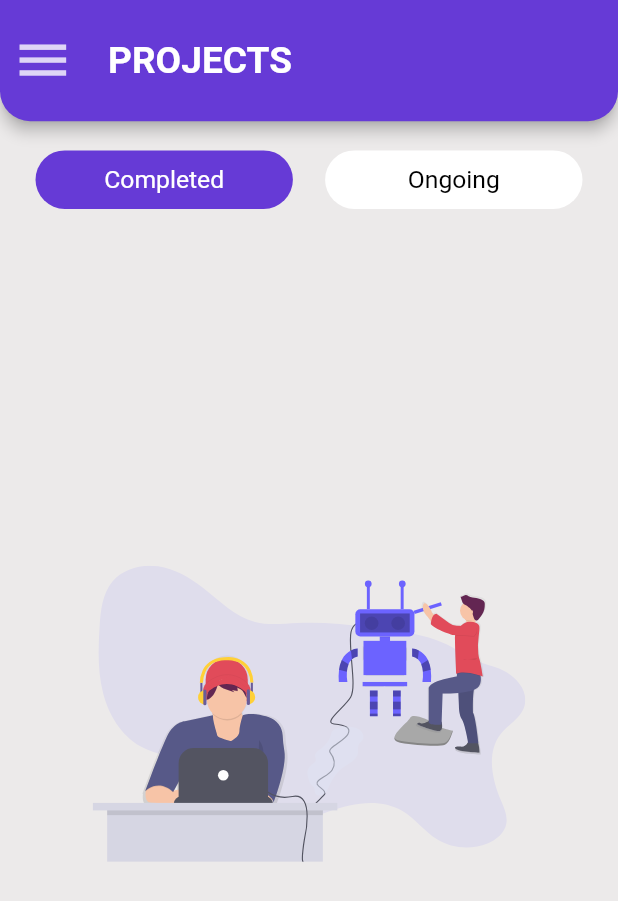
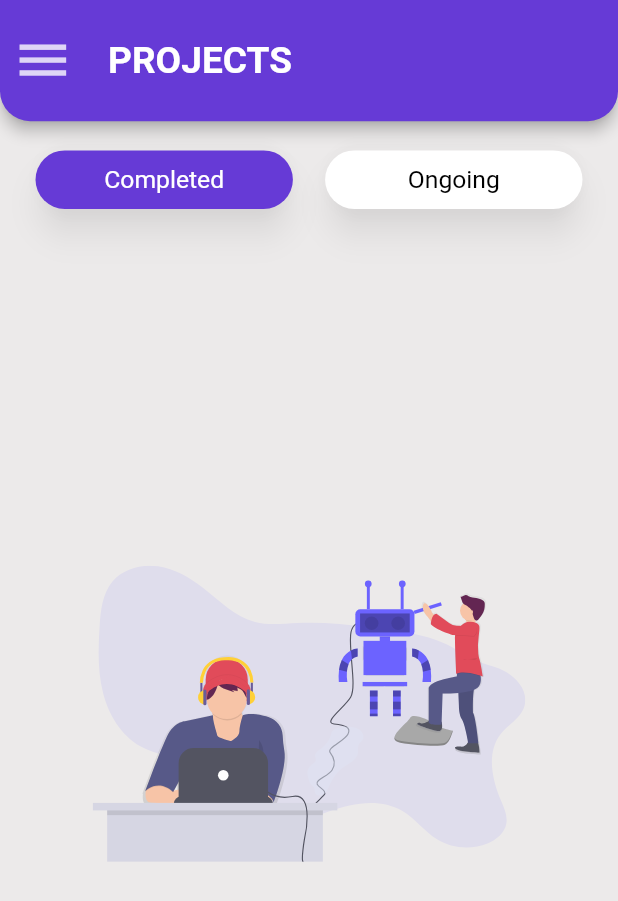
Before and after one commit to open-roboclub/roboclub-flutter, a Flutter app: the ProjectScreen screen opened directly, on a phone screen of 412 x 824 dp. Shown: the top 901 px of the screen. Run offline on Flutter 3.47's test engine with Material 2 defaults, Android fonts, the phone set to English and light mode, and no system bars; our stand-ins replace cached_network_image, carousel_slider, cloud_firestore, date_format, device_info, file_picker and 11 more; accounts and stored records are empty; network calls fail; Roboto replaces fonts that are missing (Signatra).

Commit message:
slight changes

```diff
--- a/lib/forms/event.dart
+++ b/lib/forms/event.dart
@@ -358,7 +358,7 @@ class _EventFormState extends State<EventForm> {
                           lastDate: DateTime(2030),
                         );
                         DateFormat formatter =
-                            DateFormat("yyyy-MM-dd hh:mm:ss");
+                            DateFormat("yyyy-MM-dd");
                         String formatted = formatter.format(dateTime);
                         print(formatted);
                         date.text = formatted;
--- a/lib/forms/notifications.dart
+++ b/lib/forms/notifications.dart
@@ -256,7 +256,7 @@ class _NotificationFormState extends State<NotificationForm> {
                               title: _title,
                               msg: _msg,
                               link: _link,
-                              date: DateFormat("yyyy-MM-dd hh:mm:ss")
+                              date: DateFormat("yyyy-MM-dd HH:mm:ss")
                                   .format(DateTime.now()));
 
                           print("saved");
--- a/lib/forms/profile.dart
+++ b/lib/forms/profile.dart
@@ -463,7 +463,7 @@ class _ProfileFormState extends State<ProfileForm> {
                       textCapitalization: TextCapitalization.words,
                       initialValue: _user.interests,
                       maxLines: null,
-                      maxLength: 500,
+                      maxLength: 200,
                       maxLengthEnforced: true,
                       style: TextStyle(
                         color: Colors.purple[200],
--- a/lib/screens/project_screen.dart
+++ b/lib/screens/project_screen.dart
@@ -91,7 +91,12 @@ class _ProjectScreenState extends State<ProjectScreen> {
                   child: Row(
                     mainAxisAlignment: MainAxisAlignment.spaceEvenly,
                     children: [
-                      FlatButton(
+                      PhysicalModel(
+                        color: Colors.transparent,
+                        shadowColor: Colors.black.withOpacity(0.3),
+                        borderRadius: BorderRadius.all(Radius.circular(50)),
+                        elevation: 8.0,
+                        child: FlatButton(
                           child: Container(
                             padding: EdgeInsets.all(10),
                             width: vpW * 0.3,
@@ -113,10 +118,16 @@ class _ProjectScreenState extends State<ProjectScreen> {
                             })
                           },
                         ),
+                      ),
                       SizedBox(
                         width: vpW * 0.01,
                       ),
-                      FlatButton(
+                      PhysicalModel(
+                        color: Colors.transparent,
+                        shadowColor: Colors.black.withOpacity(0.3),
+                        borderRadius: BorderRadius.all(Radius.circular(50)),
+                        elevation: 8.0,
+                        child: FlatButton(
                           child: Container(
                             padding: EdgeInsets.all(10),
                             width: vpW * 0.3,
@@ -137,6 +148,7 @@ class _ProjectScreenState extends State<ProjectScreen> {
                               _ongoingPressed = true;
                             })
                           },
+                        ),
                       ),
                     ],
                   )),
--- a/lib/screens/show_event_screen.dart
+++ b/lib/screens/show_event_screen.dart
@@ -205,7 +205,8 @@ class _ShowEventScreenState extends State<ShowEventScreen> {
                             Padding(
                               padding: const EdgeInsets.only(left: 15, top: 12),
                               child: Text(
-                                widget.eventinfo.details * 2,
+                                widget.eventinfo.details,
+                                style: TextStyle(fontSize: vpH*0.022),
                               ),
                             ),
                             SizedBox(
--- a/lib/services/feedback.dart
+++ b/lib/services/feedback.dart
@@ -5,7 +5,7 @@ final Firestore _firestore = Firestore.instance;
 
 class FeedbackService {
   Future<bool> postFeedback(String feedback, bool isMember) async {
-    DateFormat formatter = DateFormat("yyyy-MM-dd hh:mm:ss");
+    DateFormat formatter = DateFormat("yyyy-MM-dd HH:mm:ss");
     String date = formatter.format(DateTime.now());
     Map<String, dynamic> data = {
       "feedback": feedback,
```
Also changed, not shown: lib/screens/admin_screen.dart (+23 -4 lines), lib/screens/feedback_screen.dart (+9 -2 lines), lib/screens/profile.dart (+14 -3 lines), lib/widgets/comp_projects_card.dart (+10 -42 lines). Lines whose indentation alone changed are shown as unchanged.
